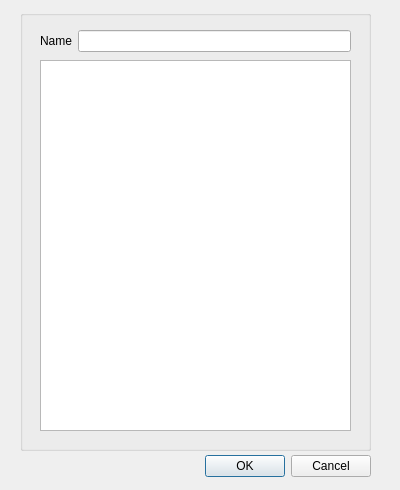
The window that pcsx2-qt/Debugger/Structures/StructureDialog.ui (adamd3v/pcsx2-debugger-classview) describes before a commit, drawn with Qt 5.
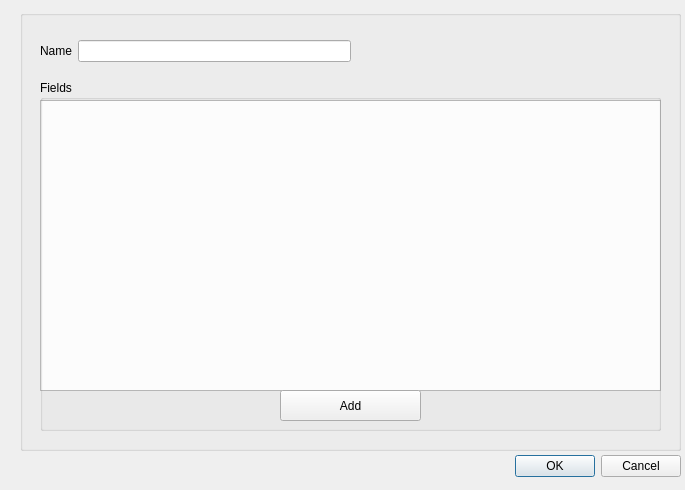
The same window after the commit.

Commit message: Debugger: WIP field addition to structure dialog

Patch:
```diff
--- a/pcsx2-qt/Debugger/Structures/StructureDialog.ui
+++ b/pcsx2-qt/Debugger/Structures/StructureDialog.ui
@@ -6,7 +6,7 @@
    <rect>
     <x>0</x>
     <y>0</y>
-    <width>400</width>
+    <width>685</width>
     <height>490</height>
    </rect>
   </property>
@@ -16,7 +16,7 @@
   <widget class="QDialogButtonBox" name="buttonBox">
    <property name="geometry">
     <rect>
-     <x>30</x>
+     <x>340</x>
      <y>450</y>
      <width>341</width>
      <height>32</height>
@@ -34,7 +34,7 @@
     <rect>
      <x>20</x>
      <y>10</y>
-     <width>351</width>
+     <width>661</width>
      <height>441</height>
     </rect>
    </property>
@@ -48,7 +48,7 @@
     <property name="geometry">
      <rect>
       <x>20</x>
-      <y>20</y>
+      <y>30</y>
       <width>311</width>
       <height>31</height>
      </rect>
@@ -66,16 +66,45 @@
      </item>
     </layout>
    </widget>
-   <widget class="QListView" name="listView">
+   <widget class="QTableView" name="tableView">
     <property name="geometry">
      <rect>
       <x>20</x>
-      <y>50</y>
-      <width>311</width>
-      <height>371</height>
+      <y>90</y>
+      <width>621</width>
+      <height>291</height>
      </rect>
     </property>
    </widget>
+   <widget class="QGroupBox" name="groupBox_2">
+    <property name="geometry">
+     <rect>
+      <x>20</x>
+      <y>70</y>
+      <width>621</width>
+      <height>351</height>
+     </rect>
+    </property>
+    <property name="title">
+     <string>Fields</string>
+    </property>
+    <widget class="QToolButton" name="toolButton">
+     <property name="geometry">
+      <rect>
+       <x>240</x>
+       <y>310</y>
+       <width>141</width>
+       <height>31</height>
+      </rect>
+     </property>
+     <property name="text">
+      <string>Add</string>
+     </property>
+     <property name="toolButtonStyle">
+      <enum>Qt::ToolButtonStyle::ToolButtonIconOnly</enum>
+     </property>
+    </widget>
+   </widget>
   </widget>
  </widget>
  <resources/>
```
The commit also changes 4 other files.
